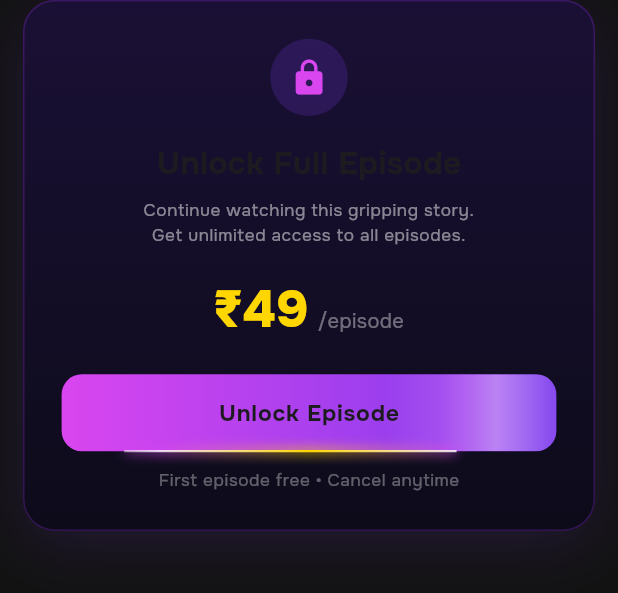
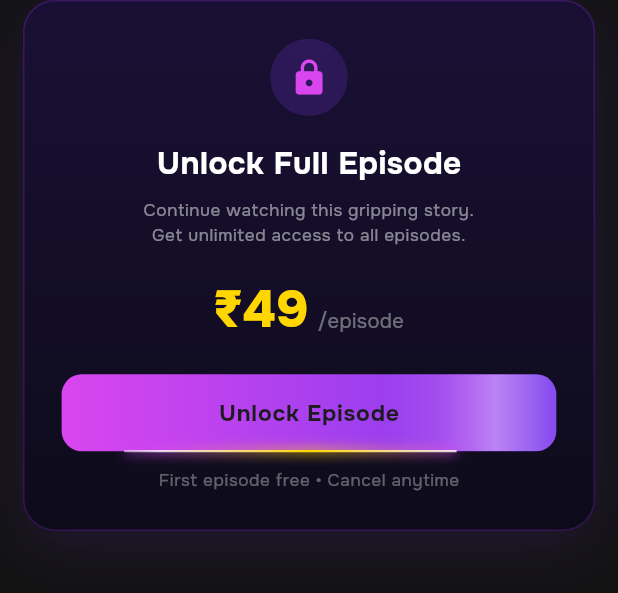
Before and after one commit to Vivek995378/rusk_media_player, a Flutter app: the _PaywallCard widget shown alone on an empty page, opened directly with empty values, on a phone screen of 412 x 824 dp. Shown: the top 593 px of the screen. Run offline on Flutter 3.47's test engine with Material 3 defaults, Android fonts, the phone set to English and light mode, and no system bars; our stand-ins replace equatable, flutter_bloc, flutter_cache_manager, fpdart, get_it, go_router and 4 more; network calls fail.

Commit message:
font fixed

```diff
--- a/lib/features/video_feed/presentation/view/widgets/video_feed_view_retention_paywall.dart
+++ b/lib/features/video_feed/presentation/view/widgets/video_feed_view_retention_paywall.dart
@@ -190,9 +190,10 @@ class _PaywallCard extends StatelessWidget {
             ),
           ),
           context.hSpace(20),
-          AppText(
+          const AppText(
             AppStrings.paywallTitle,
             style: AppTextStyle.headlineSmall,
+            color: white,
           ),
           context.hSpace(10),
           AppText(
```
